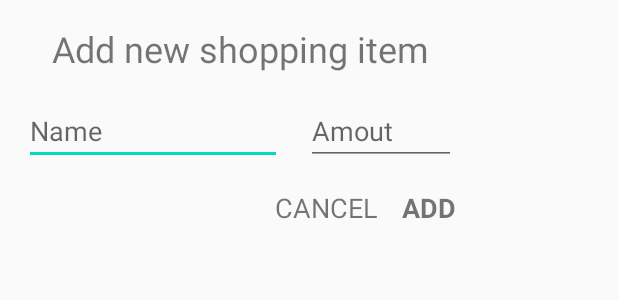
After one commit to vdelll/Android-ShoppingList, an Android app: the layout dialog_add_shopping_item.xml on its own in the app's theme, with its tools: preview values and no code run, on a phone screen of 412 x 824 dp. The commit adds this screen. Shown: the top 300 px of the screen. Run offline under Robolectric (Android 15) with nearby library versions, the phone set to English and light mode, and no system bars.

Commit message:
Ajout des items a la liste avec popup

```diff
--- /dev/null
+++ b/app/src/main/res/layout/dialog_add_shopping_item.xml
@@ -0,0 +1,65 @@
+<?xml version="1.0" encoding="utf-8"?>
+<androidx.constraintlayout.widget.ConstraintLayout xmlns:android="http://schemas.android.com/apk/res/android"
+    xmlns:app="http://schemas.android.com/apk/res-auto"
+    xmlns:tools="http://schemas.android.com/tools"
+    android:layout_width="320dp"
+    android:layout_height="wrap_content"
+    android:padding="16dp">
+
+    <TextView
+        android:id="@+id/tv_title"
+        android:layout_width="wrap_content"
+        android:layout_height="wrap_content"
+        android:text="Add new shopping item"
+        android:textSize="24sp"
+        app:layout_constraintEnd_toEndOf="parent"
+        app:layout_constraintStart_toStartOf="parent"
+        app:layout_constraintTop_toTopOf="parent" />
+
+    <EditText
+        android:id="@+id/et_name"
+        android:layout_width="0dp"
+        android:layout_height="wrap_content"
+        android:layout_marginTop="16dp"
+        android:layout_marginEnd="16dp"
+        android:ems="10"
+        android:hint="Name"
+        android:inputType="text"
+        app:layout_constraintEnd_toStartOf="@+id/tv_add"
+        app:layout_constraintStart_toStartOf="parent"
+        app:layout_constraintTop_toBottomOf="@+id/tv_title" />
+
+    <TextView
+        android:id="@+id/et_amount"
+        android:layout_width="wrap_content"
+        android:layout_height="wrap_content"
+        android:layout_marginTop="16dp"
+        android:layout_marginEnd="16dp"
+        android:textSize="18sp"
+        android:text="CANCEL"
+        app:layout_constraintEnd_toStartOf="@+id/tv_cancel"
+        app:layout_constraintTop_toBottomOf="@+id/tv_add" />
+
+    <TextView
+        android:id="@+id/tv_cancel"
+        android:layout_width="wrap_content"
+        android:layout_height="wrap_content"
+        android:layout_marginTop="16dp"
+        android:textSize="18sp"
+        android:text="ADD"
+        android:textStyle="bold"
+        app:layout_constraintEnd_toEndOf="parent"
+        app:layout_constraintTop_toBottomOf="@+id/tv_add" />
+
+    <EditText
+        android:id="@+id/tv_add"
+        android:layout_width="100dp"
+        android:layout_height="wrap_content"
+        android:layout_marginTop="16dp"
+        android:ems="10"
+        android:hint="Amout"
+        android:inputType="number"
+        app:layout_constraintEnd_toEndOf="parent"
+        app:layout_constraintTop_toBottomOf="@+id/tv_title" />
+
+</androidx.constraintlayout.widget.ConstraintLayout>
```
Also changed, not shown: app/src/main/java/fr/vdelll/shoppinglist/ui/shoppinglist/AddDialogListener.kt (added, +10 -0 lines), app/src/main/java/fr/vdelll/shoppinglist/ui/shoppinglist/ShoppingActivity.kt (+24 -0 lines), app/src/main/java/fr/vdelll/shoppinglist/ui/shoppinglist/ShoppingItemDialog.kt (added, +42 -0 lines), app/src/main/res/drawable/ic_add.xml (added, +10 -0 lines), app/src/main/res/layout/activity_shopping.xml (+13 -4 lines).
